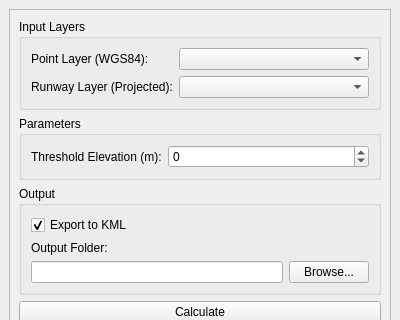
FLYGHT7/qpansopy, file Q_Pansopy/qpansopy_ils_dockwidget.ui: the form before one commit; both pictures show x 0 to 400 and y 0 to 320 of the 400 by 500 pixel window.
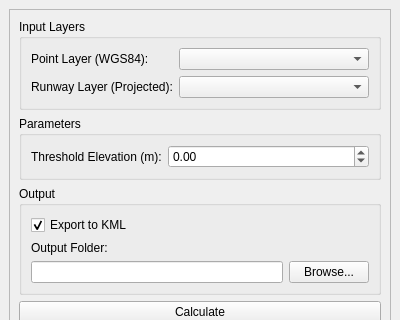
The form after the commit. Custom widgets are drawn as their Qt base class.

Commit message: Refactor QPANSOPY Plugin: Simplify code structure, remove unused algorithms, and enhance dock widget functionality

```diff
--- a/Q_Pansopy/qpansopy_ils_dockwidget.ui
+++ b/Q_Pansopy/qpansopy_ils_dockwidget.ui
@@ -16,6 +16,12 @@
     <height>300</height>
    </size>
   </property>
+  <property name="maximumSize">
+   <size>
+    <width>16777215</width>
+    <height>600</height>
+   </size>
+  </property>
   <property name="windowTitle">
    <string>QPANSOPY ILS</string>
   </property>
@@ -79,15 +85,15 @@
             </widget>
            </item>
            <item row="0" column="1">
-            <widget class="QSpinBox" name="thrElevSpinBox">
+            <widget class="QDoubleSpinBox" name="thrElevSpinBox">
              <property name="minimum">
-              <number>-100</number>
+              <double>-100.000000000000000</double>
              </property>
              <property name="maximum">
-              <number>5000</number>
+              <double>5000.000000000000000</double>
              </property>
              <property name="value">
-              <number>0</number>
+              <double>0.000000000000000</double>
              </property>
             </widget>
            </item>
```
The commit also changes 11 other files.
